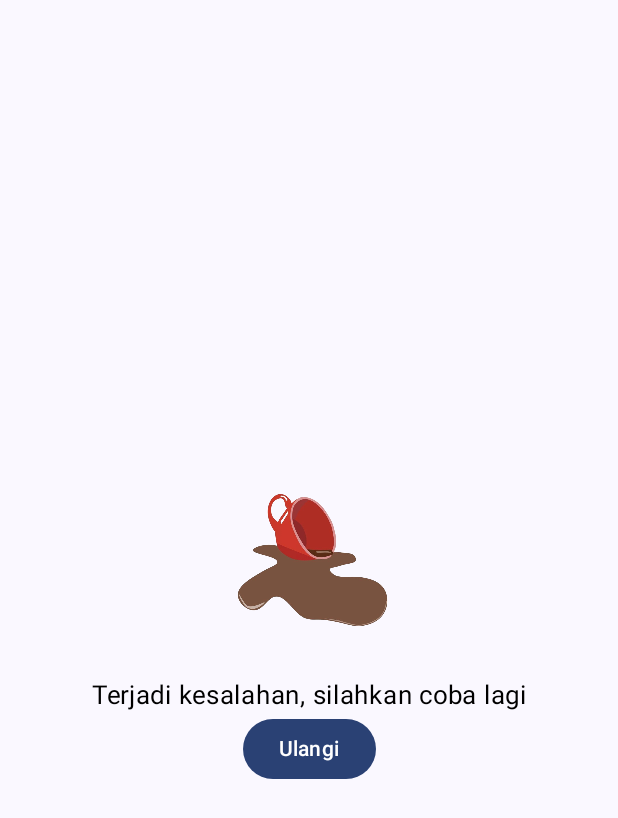
After one commit to DaniZakaria63/draflix, an Android app built with Jetpack Compose: the composable ErrorScreen shown on its own in the app's theme, on a phone screen of 412 x 824 dp. The commit adds this screen. Shown: the top 818 px of the screen. Run offline under Robolectric (Android 15) with nearby library versions, the phone set to English and light mode, and no system bars.

Commit message:
feat(beautify): fix list state and error

```diff
--- /dev/null
+++ b/app/src/main/java/dev/daniza/draflix/ui/screen/component/ErrorScreen.kt
@@ -0,0 +1,51 @@
+package dev.daniza.draflix.ui.screen.component
+
+import androidx.compose.foundation.Image
+import androidx.compose.foundation.layout.Arrangement
+import androidx.compose.foundation.layout.Box
+import androidx.compose.foundation.layout.Column
+import androidx.compose.foundation.layout.fillMaxSize
+import androidx.compose.foundation.layout.size
+import androidx.compose.material3.Button
+import androidx.compose.material3.Text
+import androidx.compose.runtime.Composable
+import androidx.compose.ui.Alignment
+import androidx.compose.ui.Modifier
+import androidx.compose.ui.graphics.Color
+import androidx.compose.ui.res.painterResource
+import androidx.compose.ui.text.style.TextAlign
+import androidx.compose.ui.unit.dp
+import androidx.compose.ui.unit.sp
+import dev.daniza.draflix.R
+
+@Composable
+fun ErrorScreen(
+    retry: () -> Unit
+) {
+    Box(
+        contentAlignment = Alignment.Center,
+        modifier = Modifier.fillMaxSize()
+    ) {
+        Column(
+            horizontalAlignment = Alignment.CenterHorizontally,
+            verticalArrangement = Arrangement.Center
+        ) {
+            Image(
+                painter = painterResource(R.drawable.img_error),
+                contentDescription = "error",
+                modifier = Modifier.size(150.dp)
+            )
+            Text(
+                text = "Terjadi kesalahan, silahkan coba lagi",
+                color = Color.Black,
+                fontSize = 17.sp,
+                textAlign = TextAlign.Center,
+            )
+            Button(
+                onClick = retry,
+            ) {
+                Text("Ulangi")
+            }
+        }
+    }
+}
--- a/app/src/main/java/dev/daniza/draflix/ui/screen/list/HomeListState.kt
+++ b/app/src/main/java/dev/daniza/draflix/ui/screen/list/HomeListState.kt
@@ -5,5 +5,5 @@ sealed class HomeListState {
     object NoData : HomeListState()
     object NoInternet : HomeListState()
     object Success : HomeListState()
-    data class Error(val message: String) : HomeListState()
+    object Error : HomeListState()
 }
--- a/app/src/main/java/dev/daniza/draflix/viewmodel/SearchViewModel.kt
+++ b/app/src/main/java/dev/daniza/draflix/viewmodel/SearchViewModel.kt
@@ -37,6 +37,7 @@ class SearchViewModel @Inject constructor(
         title: String = DEFAULT_QUERY_TITLE
     ) {
         viewModelScope.launch {
+            _requestState.emit(HomeListState.Loading)
             searchMovieWithQuery(
                 type.ifEmpty { DEFAULT_QUERY_TYPE },
                 title.ifEmpty { DEFAULT_QUERY_TITLE }
@@ -44,7 +45,7 @@ class SearchViewModel @Inject constructor(
                 .distinctUntilChanged()
                 .cachedIn(viewModelScope)
                 .catch {
-                    _requestState.emit(HomeListState.Error(it.message.orEmpty()))
+                    _requestState.emit(HomeListState.Error)
                 }
                 .collect {
                     _movieList.value = it
```
Also changed, not shown: app/src/main/java/dev/daniza/draflix/ui/screen/list/HomeListScreen.kt (+46 -40 lines), app/src/main/res/drawable/img_error.png (added).
